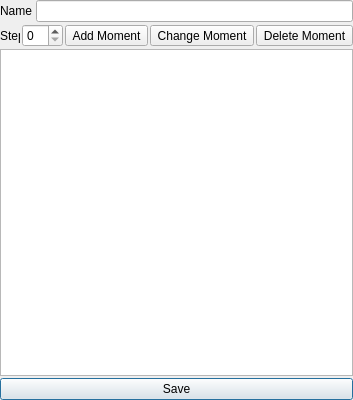
Above: Editors/TimelineEditor.ui from enigma-dev/RadialGM before the change. Below: the same form after it.
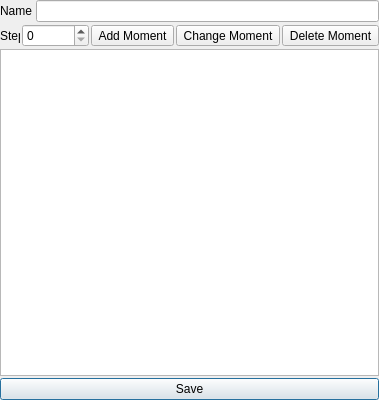
That is the form after the change. Icons and pictures are not drawn.

```diff
--- a/Editors/TimelineEditor.ui
+++ b/Editors/TimelineEditor.ui
@@ -110,6 +110,9 @@
          <height>0</height>
         </size>
        </property>
+       <property name="maximum">
+        <number>999999999</number>
+       </property>
       </widget>
      </item>
      <item>
```
Left out of the diff: 3 changed lines with no effect on the pictures.
